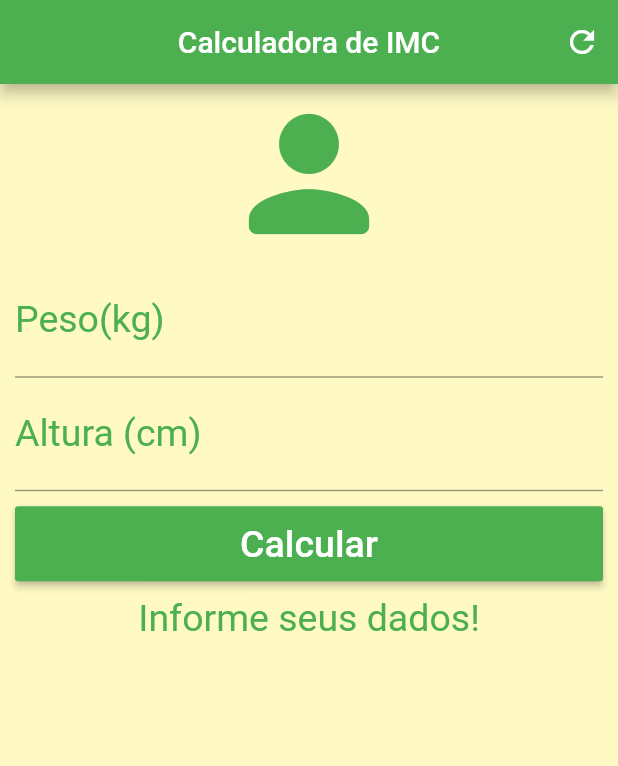
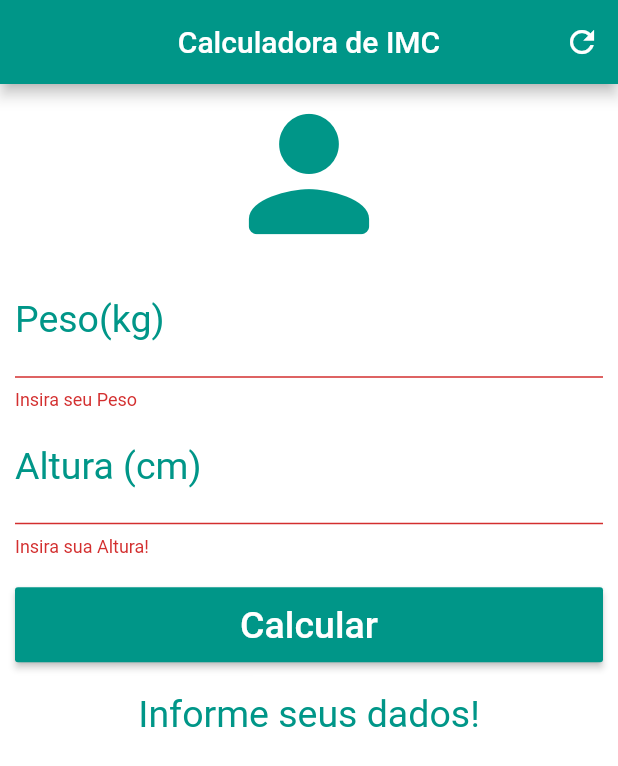
Before and after one commit to EmanuelDms/CalculadoraIMC, a Flutter app: the screen it shows after launch, after a tap on "Calcular", on a phone screen of 412 x 824 dp. Shown: the top 766 px of the screen. Run offline on Flutter 3.47's test engine with Material 2 defaults, Android fonts, the phone set to English and light mode, and no system bars.

Commit message:
feat: Validations e Forms * Validate empty field * Refresh _formText

```diff
--- a/lib/app_screens/index.dart
+++ b/lib/app_screens/index.dart
@@ -10,6 +10,8 @@ class _HomeState extends State<Home> {
   TextEditingController weightController = TextEditingController();
   TextEditingController heightController = TextEditingController();
 
+  GlobalKey<FormState> _formKey = GlobalKey<FormState>();
+
   String _infoText = "Informe seus dados!";
 
   void _resetFields() {
@@ -17,85 +19,117 @@ class _HomeState extends State<Home> {
     heightController.text = "";
     setState(() {
       _infoText = "Informe seus dados!";
-      // _formKey = GlobalKey<FormState>();
+      _formKey = GlobalKey<FormState>();
     });
   }
 
-  void calculate() {
+  void _calculate() {
     setState(() {
       double weight = double.parse(weightController.text);
       double height = double.parse(heightController.text) / 100;
       double imc = weight / (height * height);
       if (imc < 18.6) {
-        _infoText = "Abaixo do Peso (${imc.toStringAsPrecision(4)})";
+        _infoText = "Abaixo do Peso: ";
+      } else if (imc >= 18.6 && imc < 24.9) {
+        _infoText = "Peso Ideal: ";
+      } else if (imc >= 24.9 && imc < 29.9) {
+        _infoText = "Levemente Acima do Peso: ";
+      } else if (imc >= 29.9 && imc < 34.9) {
+        _infoText = _infoText = "Obesidade Grau I: ";
+      } else if (imc >= 34.9 && imc < 39.9) {
+        _infoText = _infoText = "Obesidade Grau II: ";
+      } else if (imc >= 40) {
+        _infoText = _infoText = "Obesidade Grau III: ";
       }
+      _infoText += imc.toStringAsPrecision(3).replaceAll('.', ',');
     });
   }
 
   @override
   Widget build(BuildContext context) {
     return Scaffold(
+      backgroundColor: Colors.white,
       appBar: AppBar(
         title: Text(
           "Calculadora de IMC",
         ),
-        backgroundColor: Colors.green,
+        backgroundColor: Colors.teal,
         centerTitle: true,
         /* ações */
         actions: <Widget>[
-          IconButton(icon: Icon(Icons.refresh), onPressed: _resetFields)
+          IconButton(
+            icon: Icon(Icons.refresh),
+            onPressed: _resetFields,
+          ),
         ],
       ),
-      backgroundColor: Colors.yellow[100],
       body: SingleChildScrollView(
         padding: EdgeInsets.fromLTRB(10.0, 0.0, 10.0, 0.0),
+        child: Form(
+          key: _formKey,
           child: Column(
             crossAxisAlignment: CrossAxisAlignment.stretch,
             children: <Widget>[
               Icon(
                 Icons.person_rounded,
                 size: 120.0,
-              color: Colors.green,
+                color: Colors.teal,
               ),
               /* Input Field Number */
-            TextField(
+              TextFormField(
                 keyboardType: TextInputType.number,
                 decoration: InputDecoration(
                   labelText: 'Peso(kg)',
-                labelStyle: TextStyle(color: Colors.green),
+                  labelStyle: TextStyle(color: Colors.teal),
                 ),
                 textAlign: TextAlign.center,
-              style: TextStyle(color: Colors.green, fontSize: 25.0),
+                style: TextStyle(color: Colors.teal, fontSize: 25.0),
                 controller: weightController,
+                validator: (value) {
+                  if (value.isEmpty) {
+                    return "Insira seu Peso";
+                  }
+                  return null;
+                },
               ),
-            TextField(
+              TextFormField(
                 keyboardType: TextInputType.number,
                 decoration: InputDecoration(
                   labelText: 'Altura (cm)',
-                labelStyle: TextStyle(color: Colors.green),
+                  labelStyle: TextStyle(color: Colors.teal),
                 ),
                 textAlign: TextAlign.center,
-              style: TextStyle(color: Colors.green, fontSize: 25.0),
+                style: TextStyle(color: Colors.teal, fontSize: 25.0),
                 controller: heightController,
+                validator: (value) {
+                  if (value.isEmpty) return "Insira sua Altura!";
+                  return null;
+                },
               ),
-            Container(
+              Padding(
+                padding: const EdgeInsets.only(top: 10.0, bottom: 10.0),
+                child: Container(
                   margin: const EdgeInsets.only(top: 10.0, bottom: 10.0),
                   height: 50.0,
                   child: RaisedButton(
-                onPressed: calculate,
+                    onPressed: () {
+                      (_formKey.currentState.validate()) ? _calculate() : null;
+                    },
                     child: Text(
                       "Calcular",
                       style: TextStyle(color: Colors.white, fontSize: 25.0),
                     ),
-                color: Colors.green,
+                    color: Colors.teal,
+                  ),
                 ),
               ),
               Text(
                 _infoText,
                 textAlign: TextAlign.center,
-              style: TextStyle(color: Colors.green, fontSize: 25.0),
+                style: TextStyle(color: Colors.teal, fontSize: 25.0),
               ),
             ],
+          ),
         ),
       ),
     );
```
Lines whose indentation alone changed are shown as unchanged.
